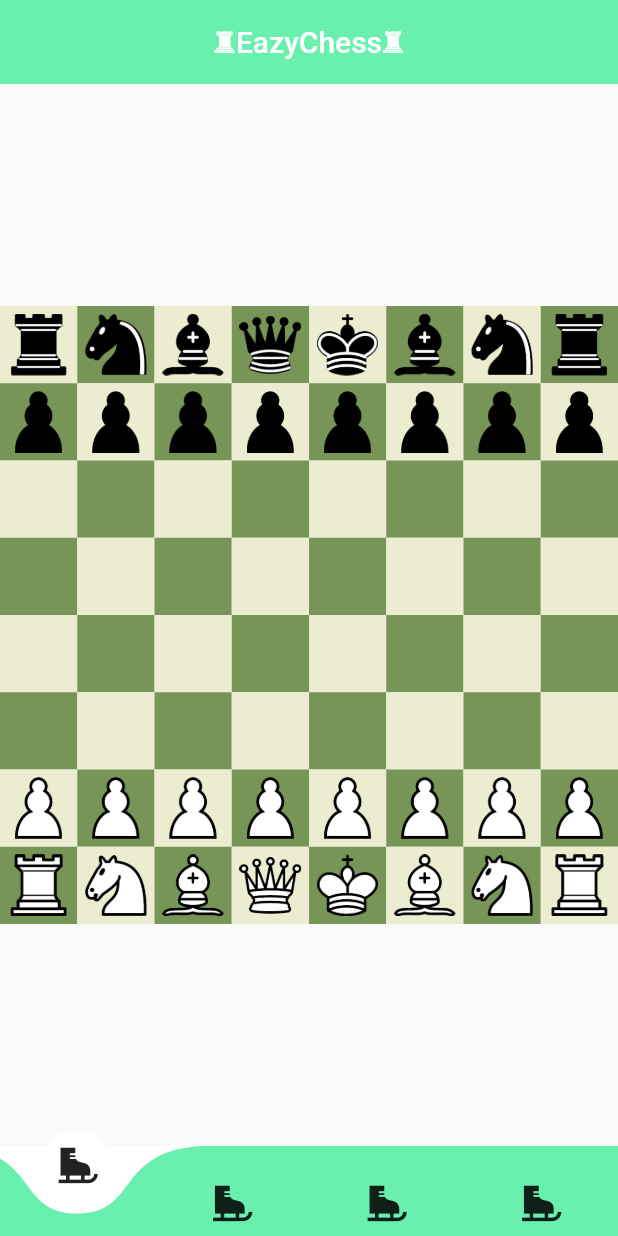
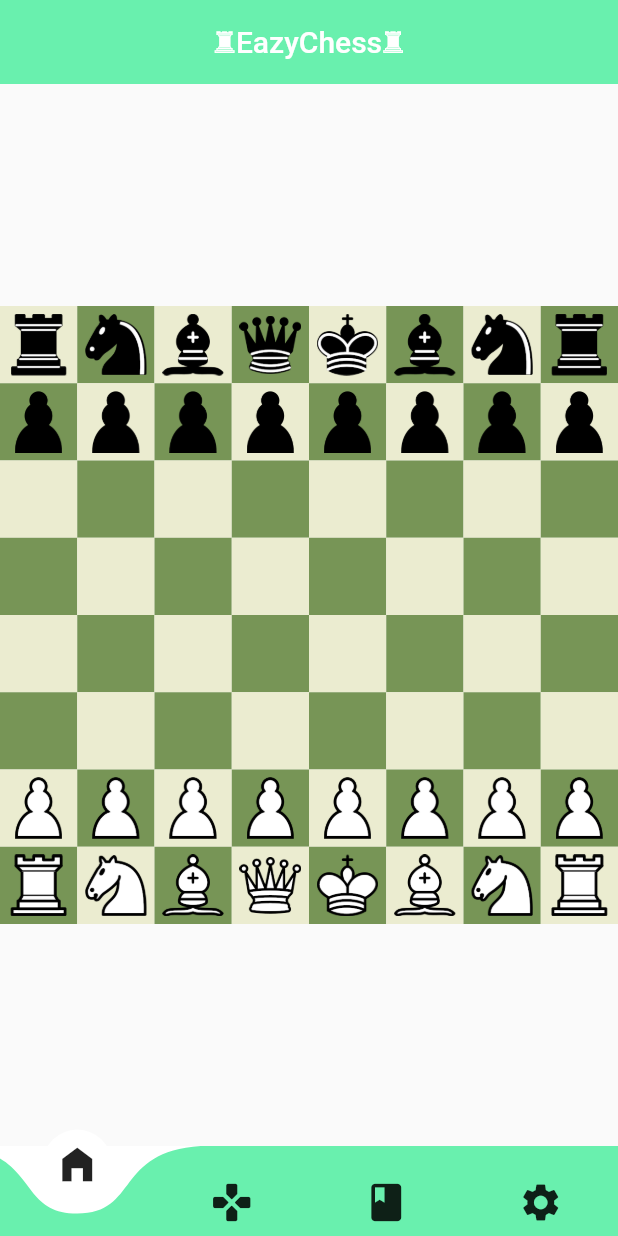
Before and after one commit to Mikhailli/Chess_App, a Flutter app: the screen it shows once a user with an empty profile is signed in, on a phone screen of 412 x 824 dp. Run offline on Flutter 3.47's test engine with Material 2 defaults, Android fonts, the phone set to English and light mode, and no system bars; drawn by our look-alikes of curved_navigation_bar; our stand-ins replace firebase_auth, firebase_core, modal_progress_hud; accounts and stored records are empty.

Commit message:
Вынес Roundedbutton в отдельный классю

```diff
--- a/lib/components/Home.dart
+++ b/lib/components/Home.dart
@@ -20,10 +20,10 @@ class HomeScr extends State<Home>{
   Widget build(BuildContext context) {
 
     final items = <Widget>[
-      Icon(Icons.ice_skating, size: 30,),
-      Icon(Icons.ice_skating, size: 30,),
-      Icon(Icons.ice_skating, size: 30,),
-      Icon(Icons.ice_skating, size: 30,)
+      Icon(Icons.home_filled, size: 30,),
+      Icon(Icons.gamepad_rounded, size: 30,),
+      Icon(Icons.book, size: 30,),
+      Icon(Icons.settings, size: 30,)
     ];
 
     return Scaffold(
--- a/lib/components/login_screen.dart
+++ b/lib/components/login_screen.dart
@@ -1,5 +1,5 @@
 import 'package:firebase_auth/firebase_auth.dart';
-import 'welcome_screen.dart';
+import 'rounded_button.dart';
 import 'package:modal_progress_hud/modal_progress_hud.dart';
 import 'package:flutter/material.dart';
 
--- a/lib/components/registration_screen.dart
+++ b/lib/components/registration_screen.dart
@@ -1,7 +1,7 @@
 import 'package:flutter/material.dart';
 import 'package:firebase_auth/firebase_auth.dart';
 import 'package:modal_progress_hud/modal_progress_hud.dart';
-import 'welcome_screen.dart';
+import 'rounded_button.dart';
 
 //code for designing the UI of our text field where the user writes his email id or password
 
```
Also changed, not shown: lib/components/rounded_button.dart (added, +30 -0 lines), lib/components/welcome_screen.dart (+1 -29 lines).
